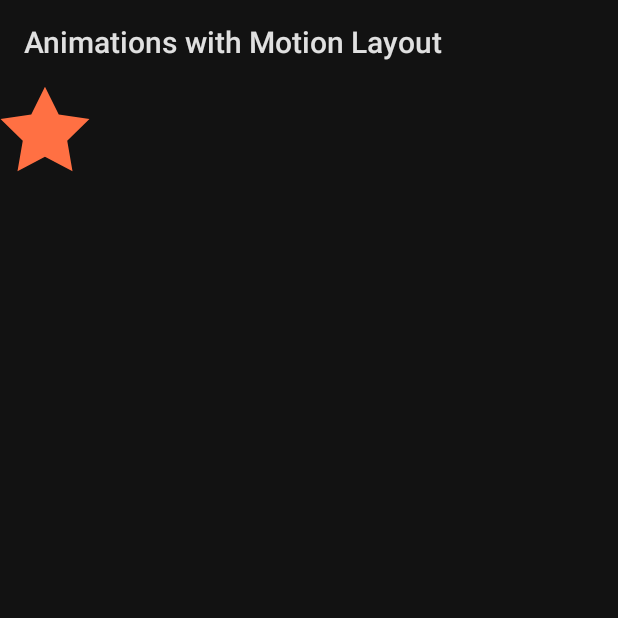
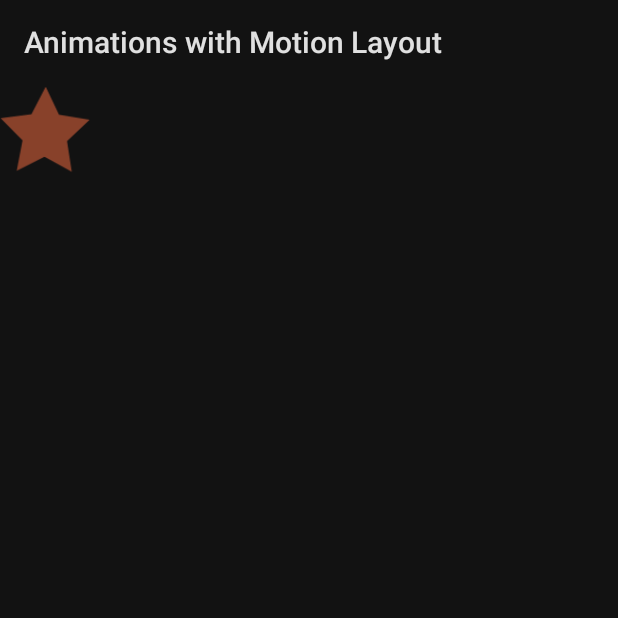
Before and after one commit to P-BUS/android-motionlayout, an Android app: the Step1Activity screen opened directly, with no data from a screen before it, on a phone screen of 412 x 824 dp, the top half of it. Run offline under Robolectric (Android 15) with nearby library versions, the phone set to English and light mode, and no system bars.

Commit message:
MotionScene1: Simple diagonal star motion

```diff
--- a/app/src/main/res/layout/activity_step1.xml
+++ b/app/src/main/res/layout/activity_step1.xml
@@ -13,18 +13,21 @@
   ~   limitations under the License.
   -->
 
-<androidx.constraintlayout.widget.ConstraintLayout xmlns:android="http://schemas.android.com/apk/res/android"
+<androidx.constraintlayout.motion.widget.MotionLayout xmlns:android="http://schemas.android.com/apk/res/android"
     xmlns:app="http://schemas.android.com/apk/res-auto"
+    xmlns:tools="http://schemas.android.com/tools"
     android:layout_width="match_parent"
-    android:layout_height="match_parent">
+    android:layout_height="match_parent"
+    app:layoutDescription="@xml/activity_step1_scene">
 
     <ImageView
         android:id="@+id/red_star"
         android:layout_width="wrap_content"
         android:layout_height="wrap_content"
+        android:layout_margin="30dp"
+        android:contentDescription="@string/star"
         app:srcCompat="@drawable/ic_star_outline"
         app:tint="?colorSecondary"
-        android:contentDescription="@string/star"
-        android:layout_margin="30dp" />
+        tools:layout_editor_absoluteY="100dp" />
 
-</androidx.constraintlayout.widget.ConstraintLayout>
+</androidx.constraintlayout.motion.widget.MotionLayout>
--- /dev/null
+++ b/app/src/main/res/xml/activity_step1_scene.xml
@@ -0,0 +1,40 @@
+<?xml version="1.0" encoding="utf-8"?>
+<MotionScene xmlns:android="http://schemas.android.com/apk/res/android"
+    xmlns:motion="http://schemas.android.com/apk/res-auto">
+
+    <!-- A transition describes an animation via start and end state -->
+    <Transition
+        motion:constraintSetStart="@id/start"
+        motion:constraintSetEnd="@+id/end"
+        motion:duration="1000">
+        <KeyFrameSet>
+        </KeyFrameSet>
+        <!-- MotionLayout will handle clicks on @id/star to "toggle" the animation between the start and end -->
+        <OnClick
+            motion:targetId="@+id/red_star"
+            motion:clickAction="toggle"/>
+    </Transition>
+    <!-- Constraints to apply at the start of the animation -->
+    <ConstraintSet android:id="@+id/start">
+        <Constraint
+            android:id="@+id/red_star"
+            android:layout_width="wrap_content"
+            android:layout_height="wrap_content"
+            android:alpha="0.5"
+            motion:layout_constraintTop_toTopOf="parent"
+            motion:layout_constraintStart_toStartOf="parent"
+            android:rotation="1" />
+    </ConstraintSet>
+    <!-- Constraints to apply at the end of the animation -->
+    <ConstraintSet android:id="@+id/end">
+        <Constraint
+            android:id="@+id/red_star"
+            android:layout_width="wrap_content"
+            android:layout_height="wrap_content"
+            android:scaleX="1.5"
+            android:scaleY="1.5"
+            android:alpha="1"
+            motion:layout_constraintBottom_toBottomOf="parent"
+            motion:layout_constraintEnd_toEndOf="parent" />
+    </ConstraintSet>
+</MotionScene>
```
